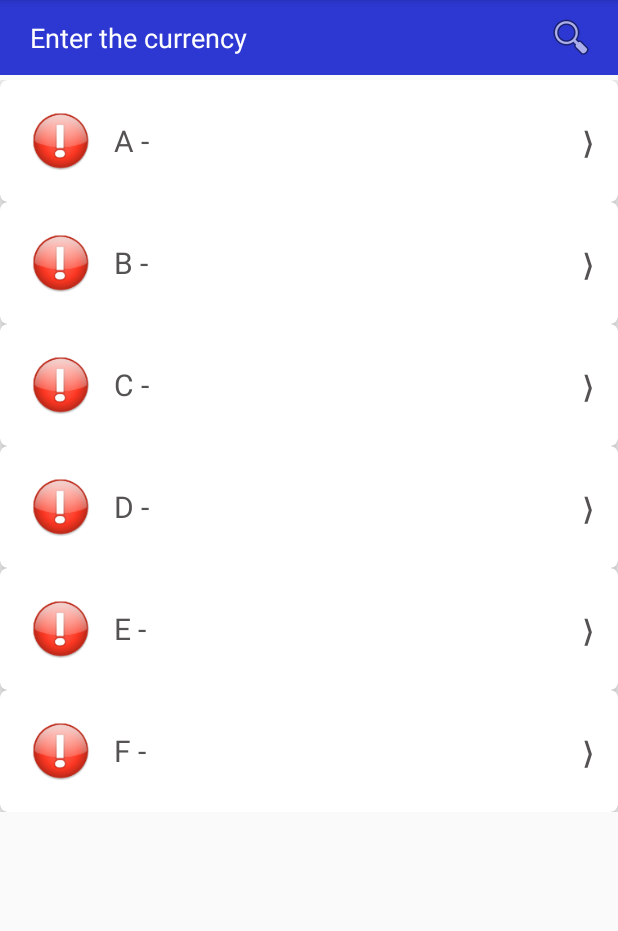
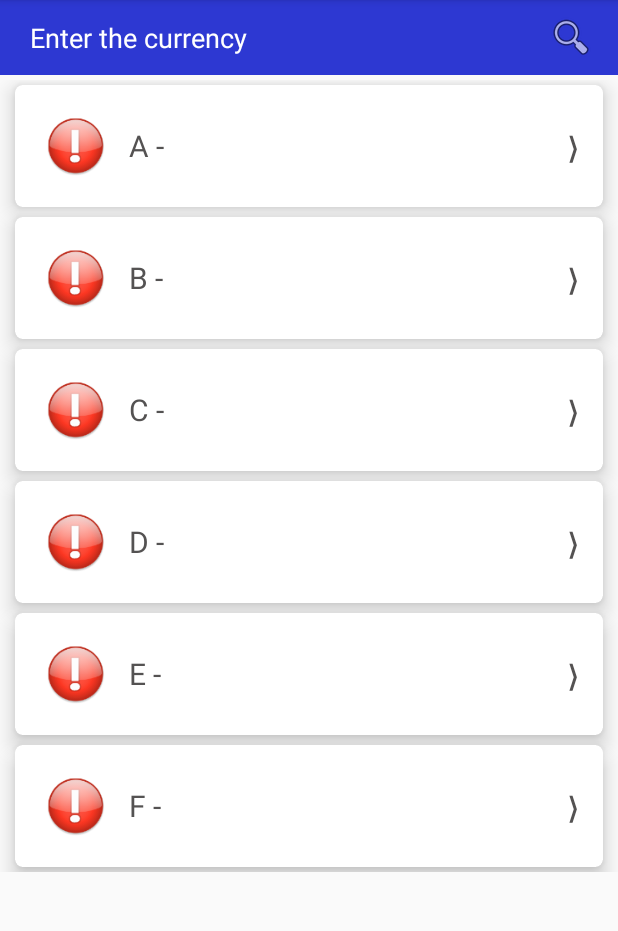
Before and after one commit to shailendrakumaryadav1/currency_calculator, an Android app: the CurrencySelectionActivity screen opened directly, with no data from a screen before it, on a phone screen of 412 x 824 dp, the part 84-1015 px from its top. Run offline under Robolectric (Android 15) with nearby library versions, the phone set to English and light mode, and no system bars; our stand-ins replace ButterKnife, Picasso; libraries missing offline, so code that uses them is left out: com.makeramen.roundedimageview; pictures from the network do not load; 1 statement that could not run was skipped.

Commit message:
margins added

```diff
--- a/CurrencyConversion/app/src/main/res/layout/currency_default_card_view.xml
+++ b/CurrencyConversion/app/src/main/res/layout/currency_default_card_view.xml
@@ -7,6 +7,10 @@
 		app:cardElevation="@dimen/currency_cardview_elevation"
 		app:cardCornerRadius="@dimen/currency_cardview_radius"
 		android:shape="ring"
+		android:layout_marginTop="@dimen/dimen_3"
+		android:layout_marginBottom="@dimen/dimen_3"
+		android:layout_marginRight="@dimen/dimen_10"
+		android:layout_marginLeft="@dimen/dimen_10"
 		android:thicknessRatio="@dimen/currency_cardview_thickness_ratio">
 
 	<RelativeLayout
--- a/CurrencyConversion/app/src/main/res/layout/currency_selection_card_view.xml
+++ b/CurrencyConversion/app/src/main/res/layout/currency_selection_card_view.xml
@@ -6,6 +6,10 @@
 		android:layout_height="wrap_content"
 		app:cardElevation="@dimen/currency_cardview_elevation"
 		app:cardCornerRadius="@dimen/currency_cardview_radius"
+		android:layout_marginTop="@dimen/dimen_3"
+		android:layout_marginBottom="@dimen/dimen_3"
+		android:layout_marginRight="@dimen/dimen_10"
+		android:layout_marginLeft="@dimen/dimen_10"
 		android:shape="ring"
 		android:thicknessRatio="@dimen/currency_cardview_thickness_ratio">
 
```
